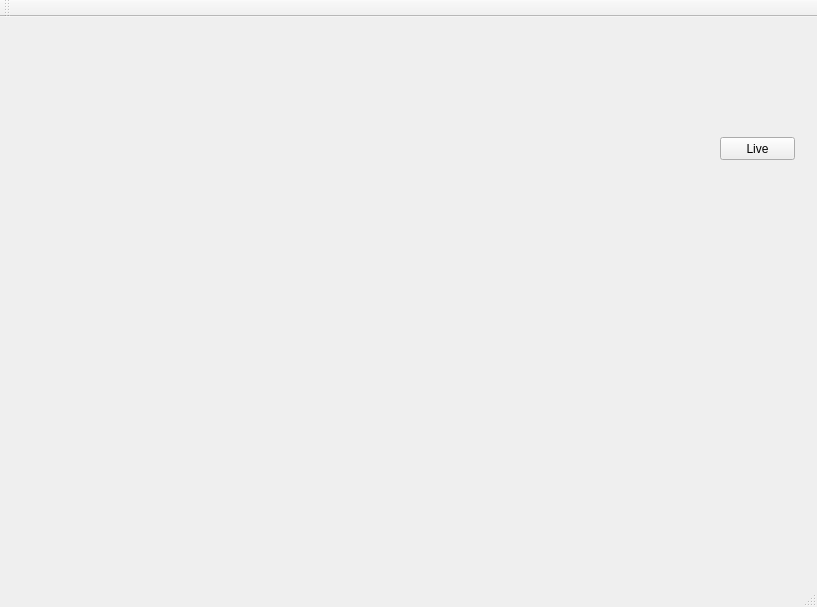
First picture: the form in CondorImagingSoftware/mainwindow.ui, repository sshong19/CondorProject, before the edit.
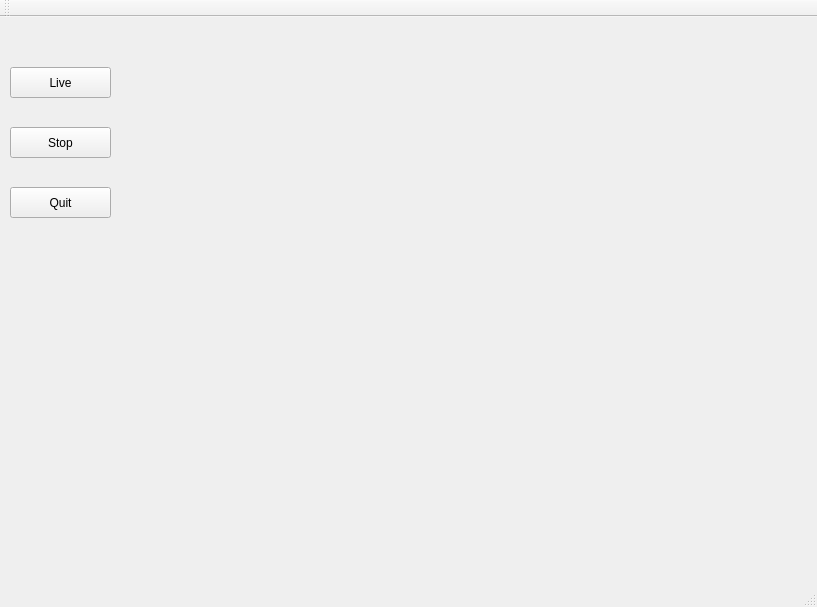
Second picture: the form after the edit.

```diff
--- a/CondorImagingSoftware/mainwindow.ui
+++ b/CondorImagingSoftware/mainwindow.ui
@@ -17,7 +17,7 @@
    <widget class="QLabel" name="label">
     <property name="geometry">
      <rect>
-      <x>60</x>
+      <x>130</x>
       <y>40</y>
       <width>640</width>
       <height>480</height>
@@ -36,16 +36,42 @@
    <widget class="QPushButton" name="pushButton">
     <property name="geometry">
      <rect>
-      <x>720</x>
-      <y>120</y>
-      <width>75</width>
-      <height>23</height>
+      <x>10</x>
+      <y>50</y>
+      <width>101</width>
+      <height>31</height>
      </rect>
     </property>
     <property name="text">
      <string>Live</string>
     </property>
    </widget>
+   <widget class="QPushButton" name="stopButton">
+    <property name="geometry">
+     <rect>
+      <x>10</x>
+      <y>110</y>
+      <width>101</width>
+      <height>31</height>
+     </rect>
+    </property>
+    <property name="text">
+     <string>Stop</string>
+    </property>
+   </widget>
+   <widget class="QPushButton" name="quitButton">
+    <property name="geometry">
+     <rect>
+      <x>10</x>
+      <y>170</y>
+      <width>101</width>
+      <height>31</height>
+     </rect>
+    </property>
+    <property name="text">
+     <string>Quit</string>
+    </property>
+   </widget>
   </widget>
   <widget class="QMenuBar" name="menuBar">
    <property name="geometry">
```
Left out of the diff: 2 changed lines with no effect on the pictures.
